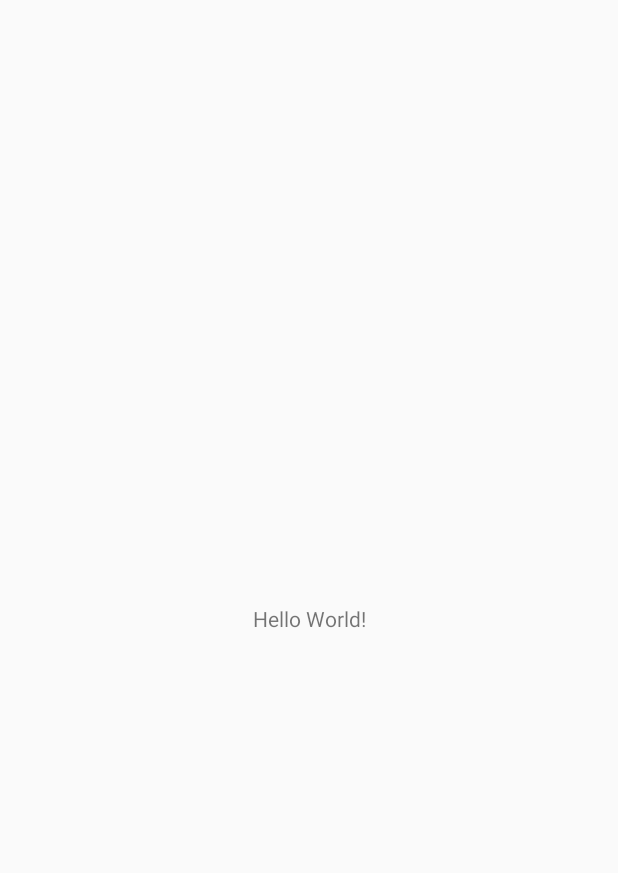
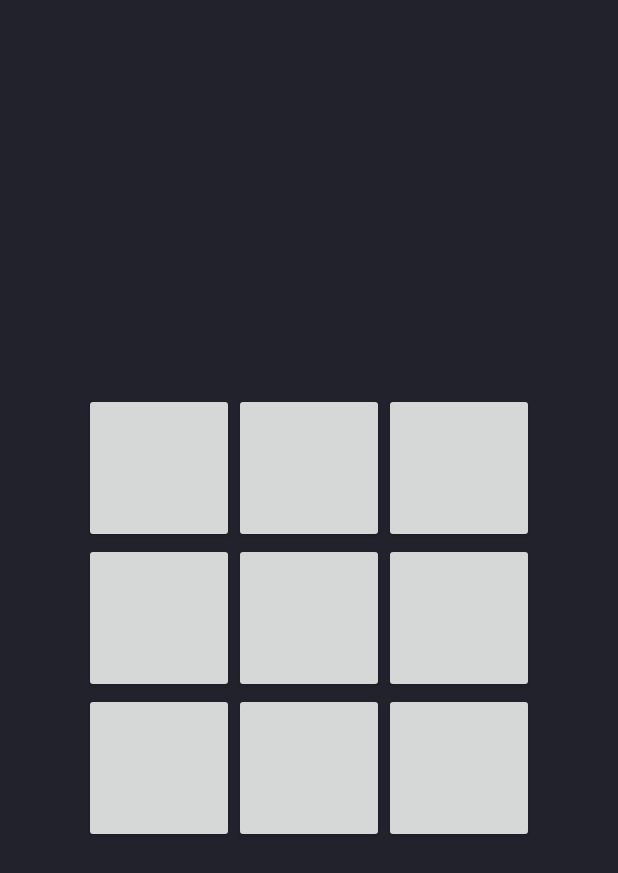
Before and after one commit to babu-thomas/drumpad, an Android app: the screen it shows after launch (MainActivity), on a phone screen of 412 x 824 dp. Before the commit the part shown is almost empty. Shown: the top 873 px of the screen. Run offline under Robolectric (Android 15) with nearby library versions, the phone set to English and light mode, and no system bars.

Commit message:
Layout drums and add click listener

```diff
--- a/app/src/main/java/com/btapps/drumpad/MainActivity.java
+++ b/app/src/main/java/com/btapps/drumpad/MainActivity.java
@@ -1,7 +1,8 @@
 package com.btapps.drumpad;
 
+import android.os.Bundle;
 import android.support.v7.app.AppCompatActivity;
-import android.os.Bundle;
+import android.view.View;
 
 public class MainActivity extends AppCompatActivity {
 
@@ -10,4 +11,8 @@ public class MainActivity extends AppCompatActivity {
         super.onCreate(savedInstanceState);
         setContentView(R.layout.activity_main);
     }
+
+    public void playSound(View view) {
+
+    }
 }
--- a/app/src/main/res/layout/activity_main.xml
+++ b/app/src/main/res/layout/activity_main.xml
@@ -4,15 +4,129 @@
     xmlns:tools="http://schemas.android.com/tools"
     android:layout_width="match_parent"
     android:layout_height="match_parent"
+    android:background="@color/colorPrimaryDark"
     tools:context="com.btapps.drumpad.MainActivity">
 
-    <TextView
+    <Button
+        android:id="@+id/button0"
         android:layout_width="wrap_content"
         android:layout_height="wrap_content"
-        android:text="Hello World!"
+        android:width="100dp"
+        android:height="100dp"
+        android:onClick="playSound"
+        app:layout_constraintBottom_toTopOf="@+id/button3"
+        app:layout_constraintEnd_toStartOf="@+id/button1"
+        app:layout_constraintHorizontal_bias="0.5"
+        app:layout_constraintHorizontal_chainStyle="packed"
+        app:layout_constraintStart_toStartOf="parent"
+        app:layout_constraintTop_toTopOf="parent"
+        app:layout_constraintVertical_chainStyle="packed" />
+
+    <Button
+        android:id="@+id/button1"
+        android:layout_width="wrap_content"
+        android:layout_height="wrap_content"
+        android:width="100dp"
+        android:height="100dp"
+        android:onClick="playSound"
+        app:layout_constraintBottom_toTopOf="@+id/button4"
+        app:layout_constraintEnd_toStartOf="@+id/button2"
+        app:layout_constraintHorizontal_bias="0.5"
+        app:layout_constraintStart_toEndOf="@+id/button0"
+        app:layout_constraintTop_toTopOf="parent"
+        app:layout_constraintVertical_chainStyle="packed" />
+
+    <Button
+        android:id="@+id/button2"
+        android:layout_width="wrap_content"
+        android:layout_height="wrap_content"
+        android:width="100dp"
+        android:height="100dp"
+        android:onClick="playSound"
+        app:layout_constraintBottom_toTopOf="@+id/button5"
+        app:layout_constraintEnd_toEndOf="parent"
+        app:layout_constraintHorizontal_bias="0.5"
+        app:layout_constraintStart_toEndOf="@+id/button1"
+        app:layout_constraintTop_toTopOf="parent"
+        app:layout_constraintVertical_chainStyle="packed" />
+
+    <Button
+        android:id="@+id/button3"
+        android:layout_width="wrap_content"
+        android:layout_height="wrap_content"
+        android:width="100dp"
+        android:height="100dp"
+        android:onClick="playSound"
+        app:layout_constraintBottom_toTopOf="@+id/button6"
+        app:layout_constraintEnd_toStartOf="@+id/button4"
+        app:layout_constraintHorizontal_bias="0.5"
+        app:layout_constraintHorizontal_chainStyle="packed"
+        app:layout_constraintStart_toStartOf="parent"
+        app:layout_constraintTop_toBottomOf="@+id/button0" />
+
+    <Button
+        android:id="@+id/button4"
+        android:layout_width="wrap_content"
+        android:layout_height="wrap_content"
+        android:width="100dp"
+        android:height="100dp"
+        android:onClick="playSound"
+        app:layout_constraintBottom_toTopOf="@+id/button7"
+        app:layout_constraintEnd_toStartOf="@+id/button5"
+        app:layout_constraintHorizontal_bias="0.5"
+        app:layout_constraintStart_toEndOf="@+id/button3"
+        app:layout_constraintTop_toBottomOf="@+id/button1" />
+
+    <Button
+        android:id="@+id/button5"
+        android:layout_width="wrap_content"
+        android:layout_height="wrap_content"
+        android:width="100dp"
+        android:height="100dp"
+        android:onClick="playSound"
+        app:layout_constraintBottom_toTopOf="@+id/button8"
+        app:layout_constraintEnd_toEndOf="parent"
+        app:layout_constraintHorizontal_bias="0.5"
+        app:layout_constraintStart_toEndOf="@+id/button4"
+        app:layout_constraintTop_toBottomOf="@+id/button2" />
+
+    <Button
+        android:id="@+id/button6"
+        android:layout_width="wrap_content"
+        android:layout_height="wrap_content"
+        android:width="100dp"
+        android:height="100dp"
+        android:onClick="playSound"
         app:layout_constraintBottom_toBottomOf="parent"
-        app:layout_constraintLeft_toLeftOf="parent"
-        app:layout_constraintRight_toRightOf="parent"
-        app:layout_constraintTop_toTopOf="parent" />
+        app:layout_constraintEnd_toStartOf="@+id/button7"
+        app:layout_constraintHorizontal_bias="0.5"
+        app:layout_constraintHorizontal_chainStyle="packed"
+        app:layout_constraintStart_toStartOf="parent"
+        app:layout_constraintTop_toBottomOf="@+id/button3" />
 
+    <Button
+        android:id="@+id/button7"
+        android:layout_width="wrap_content"
+        android:layout_height="wrap_content"
+        android:width="100dp"
+        android:height="100dp"
+        android:onClick="playSound"
+        app:layout_constraintBottom_toBottomOf="parent"
+        app:layout_constraintEnd_toStartOf="@+id/button8"
+        app:layout_constraintHorizontal_bias="0.5"
+        app:layout_constraintStart_toEndOf="@+id/button6"
+        app:layout_constraintTop_toBottomOf="@+id/button4" />
+
+    <Button
+        android:id="@+id/button8"
+        android:layout_width="wrap_content"
+        android:layout_height="wrap_content"
+        android:width="100dp"
+        android:height="100dp"
+        android:onClick="playSound"
+        app:layout_constraintBottom_toBottomOf="parent"
+        app:layout_constraintEnd_toEndOf="parent"
+        app:layout_constraintHorizontal_bias="0.5"
+        app:layout_constraintStart_toEndOf="@+id/button7"
+        app:layout_constraintTop_toBottomOf="@+id/button5" />
 </android.support.constraint.ConstraintLayout>
```
Also changed, not shown: app/src/main/res/values/colors.xml (+4 -4 lines).
